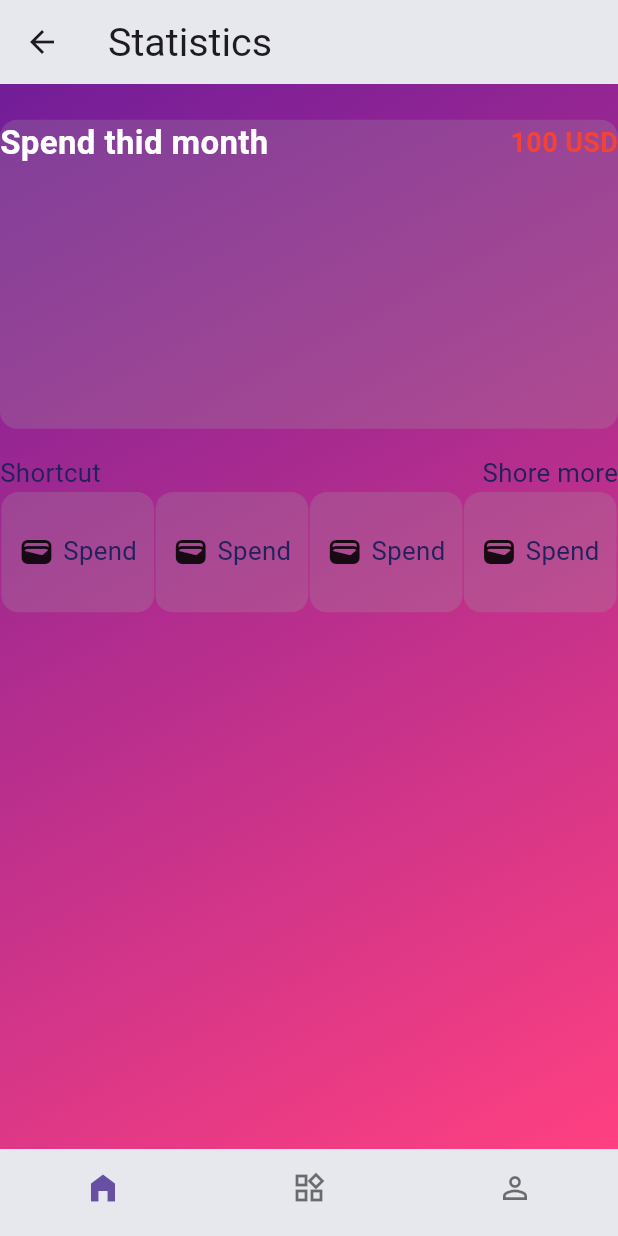
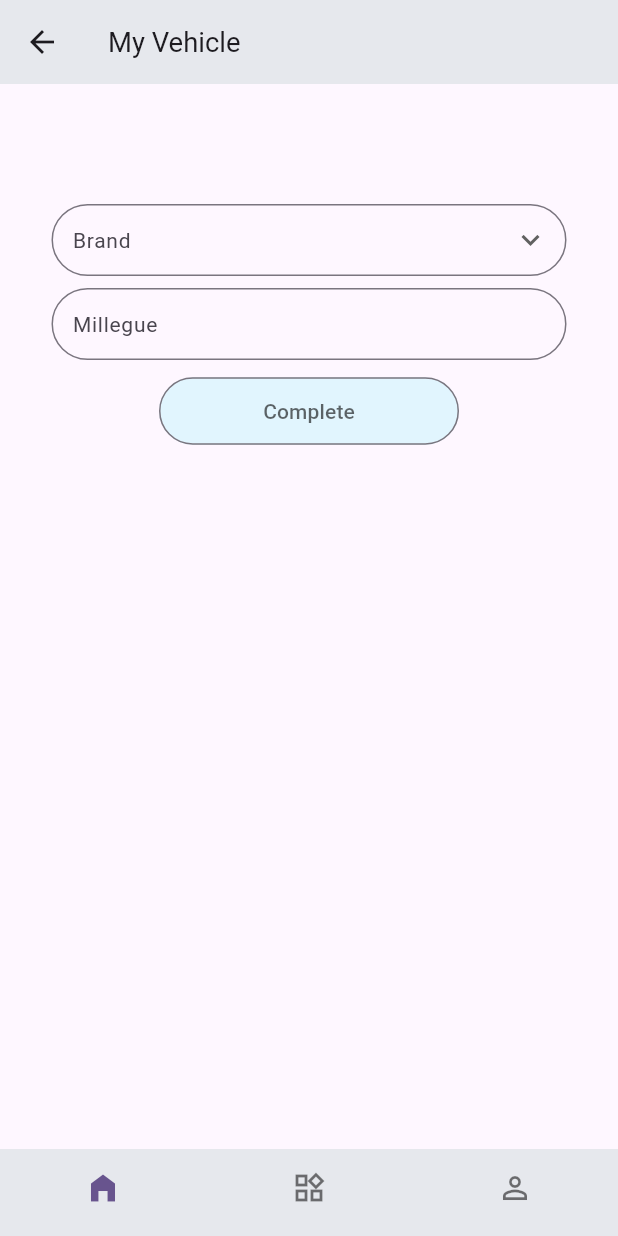
Before and after one commit to suonsamoun/auto_pulse, a Flutter app: the screen it shows after launch, on a phone screen of 412 x 824 dp. Run offline on Flutter 3.47's test engine with Material 3 defaults, Android fonts, the phone set to English and light mode, and no system bars; our stand-ins replace flutter_screenutil, go_router, smooth_page_indicator.

Commit message:
chore:rocket: Renamed home's pages, Added default TextInput & Dropdown form

```diff
--- a/lib/main.dart
+++ b/lib/main.dart
@@ -23,6 +23,9 @@ class AutoPulse extends StatelessWidget {
           // darkTheme: ThemeUtil.dark,
           theme: ThemeData(
             useMaterial3: true,
+            splashColor: Colors.transparent,
+            highlightColor: Colors.transparent,
+            splashFactory: NoSplash.splashFactory,
             appBarTheme: const AppBarTheme(backgroundColor: Color(0xffe6e8ed)),
             textTheme: Theme.of(context).textTheme.apply(
                   fontSizeFactor: 1.sp,
--- /dev/null
+++ b/lib/modules/home/home_add_vehicle_form_page.dart
@@ -0,0 +1,120 @@
+import 'package:flutter/material.dart';
+import 'package:flutter_screenutil/flutter_screenutil.dart';
+
+import '../../utils/validator.dart';
+
+class HomeAddVehicleFormPage extends StatefulWidget {
+  const HomeAddVehicleFormPage({super.key});
+
+  @override
+  State<HomeAddVehicleFormPage> createState() => _HomeAddVehicleFormPageState();
+}
+
+class _HomeAddVehicleFormPageState extends State<HomeAddVehicleFormPage> {
+  final _formKey = GlobalKey<FormState>();
+
+  String? _formInputVehicleBrand;
+  String? _formInputMillegue;
+
+  @override
+  Widget build(BuildContext context) {
+    return Scaffold(
+      appBar: AppBar(
+        leading: IconButton(
+          icon: const Icon(Icons.arrow_back_outlined),
+          onPressed: () => Navigator.of(context).pop(),
+        ),
+        title: Text(
+          'My Vehicle',
+          style: TextStyle(fontSize: 16.sp),
+        ),
+      ),
+      body: Form(
+        key: _formKey,
+        child: Padding(
+          padding: EdgeInsets.symmetric(horizontal: 30.w),
+          child: Column(
+            children: [
+              const SizedBox(height: 80),
+              DropdownButtonFormField(
+                items: ['Vitz', 'Prius'].map<DropdownMenuItem<String>>((value) {
+                  return DropdownMenuItem<String>(
+                      value: value, child: Text(value));
+                }).toList(),
+                value: null,
+                onChanged: (val) {},
+                validator: (val) => Validators.validate(val ?? '', 'Brand'),
+                style: const TextStyle(
+                  fontSize: 14,
+                  color: Colors.black,
+                ),
+                icon: const Icon(Icons.keyboard_arrow_down),
+                isDense: true,
+                decoration: InputDecoration(
+                  labelText: 'Brand',
+                  labelStyle: const TextStyle(fontSize: 14),
+                  hintStyle: const TextStyle(fontSize: 14),
+                  border: OutlineInputBorder(
+                    borderRadius: BorderRadius.circular(50),
+                  ),
+                  contentPadding: const EdgeInsets.symmetric(
+                    vertical: 8,
+                    horizontal: 10,
+                  ),
+                ),
+              ),
+              const SizedBox(height: 8),
+              TextFormField(
+                  textAlignVertical: TextAlignVertical.center,
+                  style: const TextStyle(
+                    fontSize: 14,
+                  ),
+                  cursorHeight: 16,
+                  decoration: InputDecoration(
+                    labelText: 'Millegue',
+                    hintText: 'Enter current mileage',
+                    hintMaxLines: 2,
+                    alignLabelWithHint: true,
+                    labelStyle: const TextStyle(fontSize: 14),
+                    hintStyle: const TextStyle(fontSize: 14),
+                    border: OutlineInputBorder(
+                      borderRadius: BorderRadius.circular(50),
+                    ),
+                    contentPadding: const EdgeInsets.symmetric(
+                      vertical: 8,
+                      horizontal: 10,
+                    ),
+                  ),
+                  onSaved: (val) => _formInputMillegue = val,
+                  validator: (val) => Validators.validate(val!, 'Millegue')),
+              const SizedBox(height: 10),
+              OutlinedButton(
+                onPressed: () {
+                  if (_formKey.currentState!.validate()) {
+                    _formKey.currentState!.save();
+                  }
+                },
+                style: ElevatedButton.styleFrom(
+                  backgroundColor: Colors.lightBlue[50],
+                  minimumSize: const Size(200, 45),
+                  padding: const EdgeInsets.symmetric(
+                    vertical: 8,
+                    horizontal: 10,
+                  ), // Adjust the vertical padding
+                  // Other button styling properties can be added here
+                ),
+                child: Text(
+                  'Complete',
+                  style: TextStyle(
+                    fontSize: 14,
+                    color: Theme.of(context).hintColor,
+                  ),
+                ),
+              )
+            ],
+          ),
+        ),
+      ),
+    );
+  }
+}
--- a/lib/modules/home/home_my_car_state.dart
+++ b/lib/modules/home/home_my_vehicle_state_page.dart
@@ -1,8 +1,8 @@
 import 'package:flutter/material.dart';
 import 'package:flutter_screenutil/flutter_screenutil.dart';
 
-class HomeMyCarState extends StatelessWidget {
-  const HomeMyCarState({super.key});
+class HomeMyVehicleStatePage extends StatelessWidget {
+  const HomeMyVehicleStatePage({super.key});
 
   @override
   Widget build(BuildContext context) {
@@ -20,7 +20,10 @@ class HomeMyCarState extends StatelessWidget {
       child: Scaffold(
         backgroundColor: Colors.transparent,
         appBar: AppBar(
-          title: const Text('Statistics'),
+          title: Text(
+            'Statistics',
+            style: TextStyle(fontSize: 16.sp),
+          ),
         ),
         body: SingleChildScrollView(
           child: Column(
@@ -33,17 +36,24 @@ class HomeMyCarState extends StatelessWidget {
                   const Text('Shortcut'),
                   GestureDetector(
                     child: const Text(
-                      'Shore more',
+                      'Show more',
                     ),
                     onTap: () {},
                   ),
                 ],
               ),
               Row(
-                mainAxisAlignment: MainAxisAlignment.spaceEvenly,
+                mainAxisSize: MainAxisSize.max,
+                mainAxisAlignment: MainAxisAlignment.center,
                 children: [
                   _buildStateCardMenu(title: 'Spend'),
                   _buildStateCardMenu(title: 'Spend'),
+                ],
+              ),
+              Row(
+                mainAxisSize: MainAxisSize.max,
+                mainAxisAlignment: MainAxisAlignment.center,
+                children: [
                   _buildStateCardMenu(title: 'Spend'),
                   _buildStateCardMenu(title: 'Spend'),
                 ],
--- a/lib/utils/app_router.dart
+++ b/lib/utils/app_router.dart
@@ -1,9 +1,9 @@
 import 'package:auto_pulse/detail_login_screen.dart';
 import 'package:auto_pulse/detail_screen.dart';
 import 'package:auto_pulse/login_screen.dart';
-import 'package:auto_pulse/modules/home/home_add_my_car_page.dart';
-import 'package:auto_pulse/modules/home/home_car_list_page.dart';
-import 'package:auto_pulse/modules/home/home_my_car_state.dart';
+import 'package:auto_pulse/modules/home/home_add_vehicle_form_page.dart';
+import 'package:auto_pulse/modules/home/home_vehicle_list_page.dart';
+import 'package:auto_pulse/modules/home/home_my_vehicle_state_page.dart';
 import 'package:auto_pulse/modules/home/home_page.dart';
 import 'package:auto_pulse/widgets/shell_page.dart';
 import 'package:auto_pulse/widgets/scaffold_bottom_navigation_bar.dart';
@@ -12,7 +12,7 @@ import 'package:go_router/go_router.dart';
 
 class AppRouter {
   static final GoRouter routes = GoRouter(
-    initialLocation: '/home/my-car-state',
+    initialLocation: '/home/my-car-form',
     routes: <RouteBase>[
       GoRoute(
         path: '/login',
@@ -51,21 +51,21 @@ class AppRouter {
                     path: 'my-car-list',
                     name: 'my-cars',
                     builder: (BuildContext context, GoRouterState state) {
-                      return const HomeCarListPage();
+                      return const HomeVehicleListPage();
                     },
                   ),
                   GoRoute(
                     path: 'my-car-state',
                     name: 'my-car-state',
                     builder: (BuildContext context, GoRouterState state) {
-                      return const HomeMyCarState();
+                      return const HomeMyVehicleStatePage();
                     },
                   ),
                   GoRoute(
                     path: 'my-car-form',
                     name: 'add-my-car-form',
                     builder: (BuildContext context, GoRouterState state) {
-                      return const HomeAddMyCarPage();
+                      return const HomeAddVehicleFormPage();
                     },
                   ),
                 ],
--- a/lib/widgets/scaffold_bottom_navigation_bar.dart
+++ b/lib/widgets/scaffold_bottom_navigation_bar.dart
@@ -13,12 +13,7 @@ class ScaffoldBottomNavigationBar extends StatelessWidget {
   Widget build(BuildContext context) {
     return Scaffold(
       body: navigationShell,
-      bottomNavigationBar: Theme(
-        data: ThemeData(
-          splashColor: Colors.transparent,
-          highlightColor: Colors.transparent,
-        ),
-        child: BottomNavigationBar(
+      bottomNavigationBar: BottomNavigationBar(
         elevation: 0.0,
         showSelectedLabels: false,
         showUnselectedLabels: false,
@@ -43,7 +38,6 @@ class ScaffoldBottomNavigationBar extends StatelessWidget {
         currentIndex: navigationShell.currentIndex,
         onTap: (int tappedIndex) => navigationShell.goBranch(tappedIndex),
       ),
-      ),
     );
   }
 }
```
Also changed, not shown: lib/detail_login_screen.dart (+9 -1 lines), lib/modules/home/home_add_my_car_page.dart (deleted, +0 -100 lines), lib/modules/home/home_page.dart (+7 -2 lines), lib/modules/home/home_vehicle_list_page.dart (renamed from lib/modules/home/home_car_list_page.dart, +6 -3 lines), lib/utils/validator.dart (added, +34 -0 lines). Lines whose indentation alone changed are shown as unchanged.
